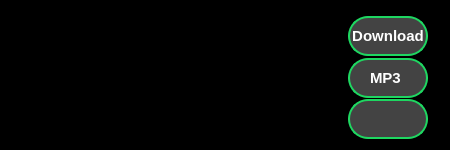
The window that ui/mini.ui (spadez2802/Youtube_downloader) describes before a commit, drawn with Qt 5.
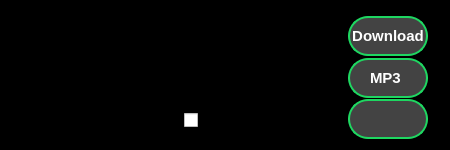
The same window after the commit. Icons and pictures are not drawn.

The edit to the form file:
```diff
--- a/ui/mini.ui
+++ b/ui/mini.ui
@@ -48,10 +48,23 @@
     </widget>
    </item>
    <item>
-    <widget class="QLabel" name="labelName">
-     <property name="text">
-      <string/>
-     </property>
+    <widget class="QWidget" name="widget" native="true">
+     <layout class="QVBoxLayout" name="verticalLayout_2">
+      <item>
+       <widget class="QLabel" name="labelName">
+        <property name="text">
+         <string/>
+        </property>
+       </widget>
+      </item>
+      <item>
+       <widget class="QCheckBox" name="checkBoxDownload">
+        <property name="text">
+         <string>Download</string>
+        </property>
+       </widget>
+      </item>
+     </layout>
     </widget>
    </item>
    <item>
```
Left out of the diff: 20 changed lines with no effect on the pictures.
